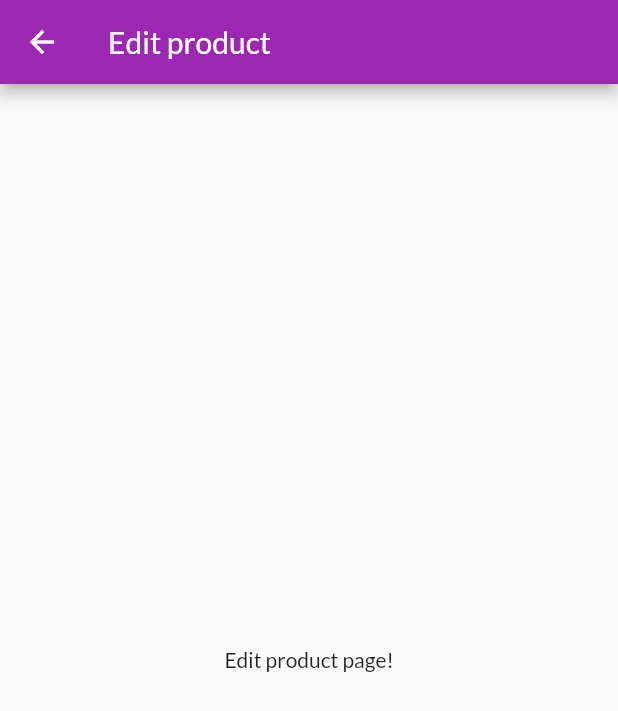
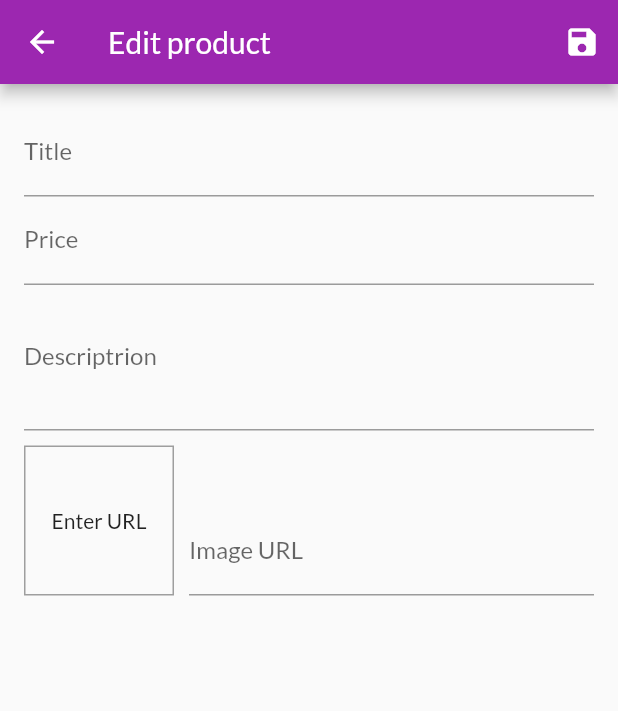
Before and after one commit to lavrenyk/flutter_my_shop, a Flutter app: the EditProductScreen screen opened directly, on a phone screen of 412 x 824 dp. Shown: the top 711 px of the screen. Run offline on Flutter 3.47's test engine with Material 2 defaults, Android fonts, the phone set to English and light mode, and no system bars; network calls fail.

Commit message:
workStamp 3150

```diff
--- a/lib/main.dart
+++ b/lib/main.dart
@@ -6,6 +6,7 @@ import './screens/product_detail_screen.dart';
 import './screens/cart_screen.dart';
 import './screens/orders_screen.dart';
 import './screens/user_products_scree.dart';
+import './screens/edit_product_screen.dart';
 import './providers/cart.dart';
 import './providers/orders.dart';
 import './providers/products.dart';
@@ -40,6 +41,7 @@ class MyApp extends StatelessWidget {
           '/cart': (ctx) => CartScreen(),
           '/orders': (ctx) => OrdersScreen(),
           '/user-products': (ctx) => UserProductsScreen(),
+          '/edit-product': (ctx) => EditProductScreen(),
         },
       ),
     );
--- a/lib/screens/edit_product_screen.dart
+++ b/lib/screens/edit_product_screen.dart
@@ -1,4 +1,6 @@
 import 'package:flutter/material.dart';
+
+import '../providers/product.dart';
 
 class EditProductScreen extends StatefulWidget {
   @override
@@ -6,14 +8,162 @@ class EditProductScreen extends StatefulWidget {
 }
 
 class _EditProductScreenState extends State<EditProductScreen> {
+  final _priceFocusNode = FocusNode();
+  final _decriptionFocusNode = FocusNode();
+  final _imageUrlController = TextEditingController();
+  final _imageUrlFocusNode = FocusNode();
+  final _form = GlobalKey<FormState>();
+  var _editedProduct = Product(
+    id: null,
+    title: '',
+    price: 0,
+    imageUrl: '',
+    description: '',
+  );
+
+  @override
+  void initState() {
+    super.initState();
+    _imageUrlFocusNode.addListener(_updateImageUrl);
+  }
+
+  @override
+  void dispose() {
+    super.dispose();
+    _imageUrlFocusNode.removeListener(_updateImageUrl);
+    _priceFocusNode.dispose();
+    _decriptionFocusNode.dispose();
+    _imageUrlController.dispose();
+    _imageUrlFocusNode.dispose();
+  }
+
+  void _updateImageUrl() {
+    if (!_imageUrlFocusNode.hasFocus) {
+      setState(() {});
+    }
+  }
+
+  void _saveFrom() {
+    _form.currentState.save();
+    print(_editedProduct.title);
+    print(_editedProduct.price);
+    print(_editedProduct.description);
+    print(_editedProduct.imageUrl);
+  }
+
   @override
   Widget build(BuildContext context) {
     return Scaffold(
         appBar: AppBar(
           title: Text('Edit product'),
+          actions: <Widget>[
+            IconButton(
+              icon: Icon(Icons.save),
+              onPressed: () {
+                _saveFrom();
+              },
+            )
+          ],
         ),
-        body: Center(
-          child: Text('Edit product page!'),
+        body: Padding(
+          padding: EdgeInsets.all(16),
+          child: Form(
+            key: _form,
+            child: ListView(
+              children: <Widget>[
+                TextFormField(
+                  decoration: InputDecoration(labelText: 'Title'),
+                  textInputAction: TextInputAction.next,
+                  onFieldSubmitted: (_) {
+                    FocusScope.of(context).requestFocus(_priceFocusNode);
+                  },
+                  onSaved: (value) {
+                    _editedProduct = Product(
+                      id: null,
+                      title: value,
+                      price: _editedProduct.price,
+                      description: _editedProduct.description,
+                      imageUrl: _editedProduct.imageUrl,
+                    );
+                  },
+                ),
+                TextFormField(
+                  decoration: InputDecoration(labelText: 'Price'),
+                  textInputAction: TextInputAction.next,
+                  keyboardType: TextInputType.number,
+                  focusNode: _priceFocusNode,
+                  onFieldSubmitted: (_) {
+                    FocusScope.of(context).requestFocus(_decriptionFocusNode);
+                  },
+                  onSaved: (value) {
+                    _editedProduct = Product(
+                      id: null,
+                      title: _editedProduct.title,
+                      price: double.parse(value),
+                      description: _editedProduct.description,
+                      imageUrl: _editedProduct.imageUrl,
+                    );
+                  },
+                ),
+                TextFormField(
+                  decoration: InputDecoration(labelText: 'Descriptrion'),
+                  maxLines: 3,
+                  keyboardType: TextInputType.multiline,
+                  focusNode: _decriptionFocusNode,
+                  onSaved: (value) {
+                    _editedProduct = Product(
+                      id: null,
+                      title: _editedProduct.title,
+                      price: _editedProduct.price,
+                      description: value,
+                      imageUrl: _editedProduct.imageUrl,
+                    );
+                  },
+                ),
+                Row(
+                  crossAxisAlignment: CrossAxisAlignment.end,
+                  children: <Widget>[
+                    Container(
+                      margin: EdgeInsets.only(top: 10, right: 10),
+                      height: 100,
+                      width: 100,
+                      decoration: BoxDecoration(
+                        border: Border.all(width: 1, color: Colors.grey),
+                      ),
+                      child: _imageUrlController.text.isEmpty
+                          ? Center(
+                              child: Text('Enter URL'),
+                            )
+                          : FittedBox(
+                              child: Image.network(_imageUrlController.text),
+                              fit: BoxFit.cover,
+                            ),
+                    ),
+                    Expanded(
+                      child: TextFormField(
+                        decoration: InputDecoration(labelText: 'Image URL'),
+                        keyboardType: TextInputType.url,
+                        controller: _imageUrlController,
+                        focusNode: _imageUrlFocusNode,
+                        onFieldSubmitted: (_) {
+                          _saveFrom();
+                        },
+                        onSaved: (value) {
+                          _editedProduct = Product(
+                            id: null,
+                            title: _editedProduct.title,
+                            price: _editedProduct.price,
+                            description: _editedProduct.description,
+                            imageUrl: value,
+                          );
+                        },
+                      ),
+                    ),
+                  ],
+                )
+              ],
+            ),
+          ),
         ));
   }
 }
--- a/lib/screens/user_products_scree.dart
+++ b/lib/screens/user_products_scree.dart
@@ -16,7 +16,9 @@ class UserProductsScreen extends StatelessWidget {
         actions: <Widget>[
           IconButton(
             icon: const Icon(Icons.add),
-            onPressed: () {},
+            onPressed: () {
+              Navigator.of(context).pushNamed('/edit-product');
+            },
           ),
         ],
       ),
```
